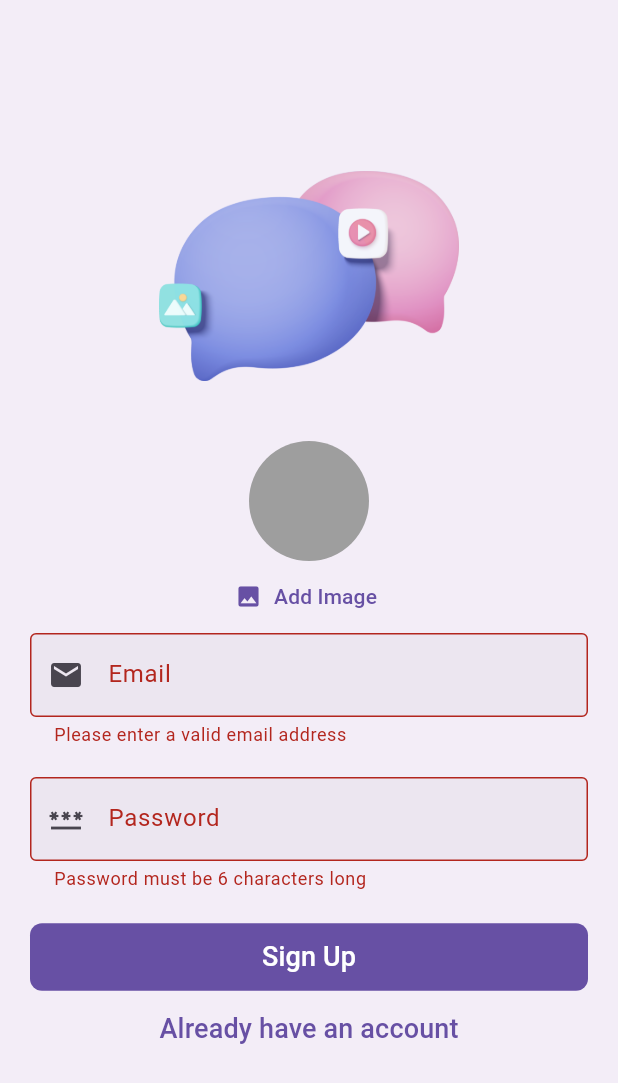
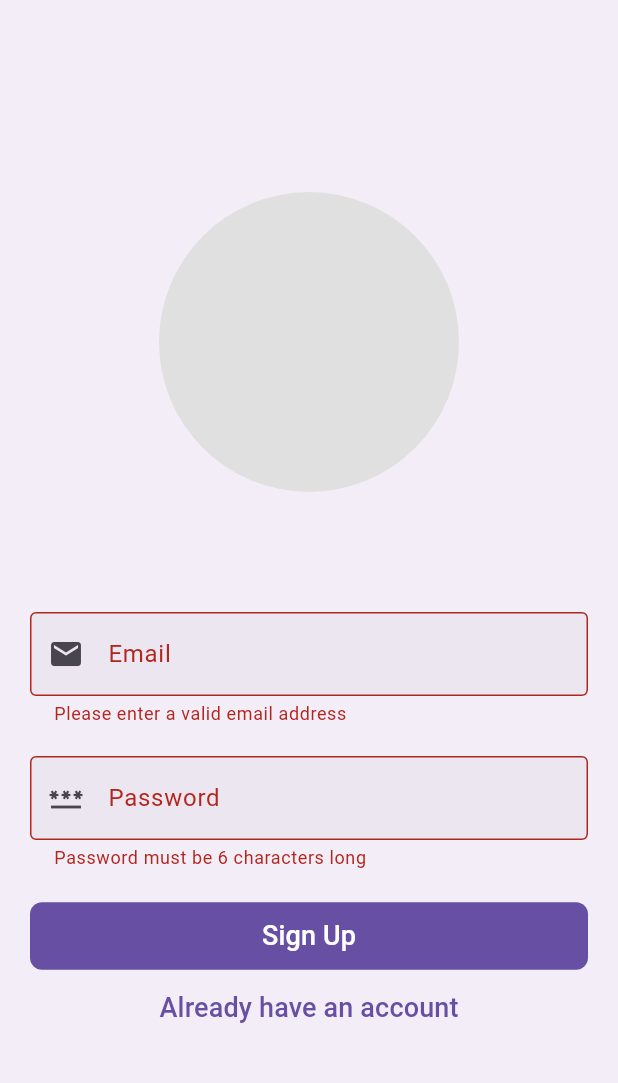
Before and after one commit to hirdeshx01/chat-app, a Flutter app: the screen it shows after launch, after a tap on "Login", after a tap on "Create an account", on a phone screen of 412 x 824 dp. Shown: the top 1083 px of the screen. Run offline on Flutter 3.47's test engine with Material 3 defaults, Android fonts, the phone set to English and light mode, and no system bars; our stand-ins replace firebase_auth, firebase_core, image_picker; accounts and stored records are empty.

Commit message:
made imporvements to user image picker

```diff
--- a/lib/screens/auth_screen.dart
+++ b/lib/screens/auth_screen.dart
@@ -64,16 +64,17 @@ class _AuthScreenState extends State<AuthScreen> {
         child: Column(
           mainAxisAlignment: MainAxisAlignment.center,
           children: [
-            Image.asset(
-              'assets/images/chat.png',
-              width: 200,
-            ),
-            const SizedBox(height: 40),
+            if (_isLogin)
+              Image.asset(
+                'assets/images/chat.png',
+                width: 200,
+              ),
             Form(
                 key: _form,
                 child: Column(
                   children: [
                     if (!_isLogin) const UserImagePicker(),
+                    const SizedBox(height: 80),
                     TextFormField(
                       decoration: InputDecoration(
                         labelText: 'Email',
--- a/lib/widgets/user_image_picker.dart
+++ b/lib/widgets/user_image_picker.dart
@@ -33,20 +33,14 @@ class _UserImagePickerState extends State<UserImagePicker> {
 
   @override
   Widget build(BuildContext context) {
-    return Column(
-      children: [
-        CircleAvatar(
-          radius: 40,
-          backgroundColor: Colors.grey,
-          foregroundImage:
-              _pickedImageFile != null ? FileImage(_pickedImageFile!) : null,
-        ),
-        TextButton.icon(
-          onPressed: _pickImage,
-          icon: const Icon(Icons.image),
-          label: const Text('Add Image'),
-        ),
-      ],
+    return GestureDetector(
+      onTap: _pickImage,
+      child: CircleAvatar(
+        radius: 100,
+        backgroundColor: Colors.grey[300],
+        foregroundImage:
+            _pickedImageFile != null ? FileImage(_pickedImageFile!) : null,
+      ),
     );
   }
 }
--- a/pubspec.yaml
+++ b/pubspec.yaml
@@ -23,3 +23,4 @@ flutter:
   uses-material-design: true
   assets:
     - assets/images/chat.png
+    - assets/images/user_icon.png
```
Also changed, not shown: assets/images/user_icon.png (added).
